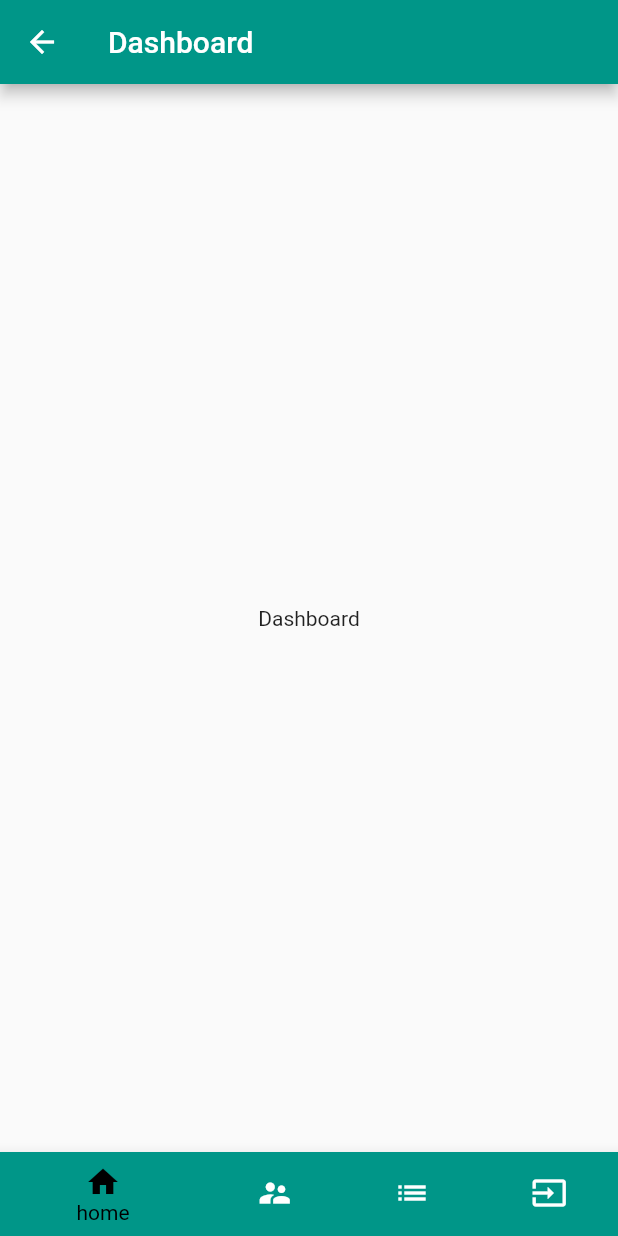
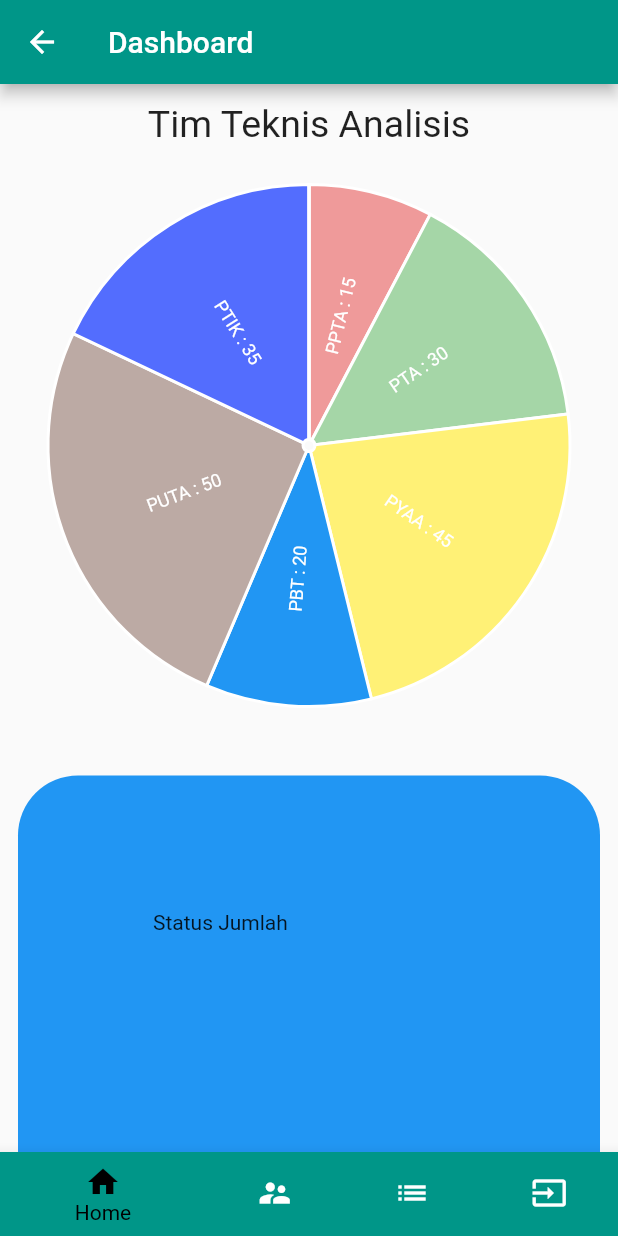
Before and after one commit to imamrmdn/Weekly_Report_BPPT, a Flutter app: the HomePage screen opened by its route, on a phone screen of 412 x 824 dp. Run offline on Flutter 3.47's test engine with Material 2 defaults, Android fonts, the phone set to English and light mode, and no system bars; our stand-ins replace charts_flutter, dio, shared_preferences; missing offline and left inert: dropdownfield; accounts and stored records are empty.

Commit message:
add chart

```diff
--- a/lib/pages/dashboard.page.dart
+++ b/lib/pages/dashboard.page.dart
@@ -1,4 +1,5 @@
 import 'package:flutter/material.dart';
+import 'package:charts_flutter/flutter.dart' as charts;
 
 class DashboardScreen extends StatefulWidget {
   @override
@@ -10,8 +11,127 @@ class DashboardScreen extends StatefulWidget {
 class _DashboardScreenState extends State<DashboardScreen> {
   @override
   Widget build(BuildContext context) {
-    return Center(
-      child: Text('Dashboard'),
+    var data1 = [
+      Timteknis("PPTA", 15, Colors.red[200]),
+      Timteknis("PTA", 30, Colors.green[200]),
+      Timteknis("PYAA", 45, Colors.yellow[300]),
+      Timteknis("PBT", 20, Colors.blue),
+      Timteknis("PUTA", 50, Colors.brown[200]),
+      Timteknis("PTIK", 35, Colors.indigoAccent),
+      Timteknis("PHTA", 0, Colors.cyan),
+      Timteknis("BTIP", 0, Colors.grey)
+    ];
+
+    var data2 = [
+      Status("Pembahasan Awal", 10),
+      Status("Penawaran", 5),
+      Status("Diskusi/Negosiasi", 7),
+      Status("Proses Kontrak", 12),
+      Status("Kontrak", 4),
+      Status("Gagal", 6),
+    ];
+
+    var series1 = [
+      charts.Series(
+          domainFn: (Timteknis timteknis, _) => timteknis.nama,
+          measureFn: (Timteknis timteknis, _) => timteknis.jumlah,
+          colorFn: (Timteknis timteknis, _) => timteknis.color,
+          id: 'Tim Teknis',
+          data: data1,
+          labelAccessorFn: (Timteknis timteknis, _) =>
+              '${timteknis.nama} : ${timteknis.jumlah.toString()}')
+    ];
+
+    var series2 = [
+      charts.Series(
+          domainFn: (Status status, _) => status.nama,
+          measureFn: (Status status, _) => status.jumlah,
+          id: 'Status',
+          data: data2,
+          labelAccessorFn: (Status status, _) =>
+              '${status.nama} : ${status.jumlah.toString()}')
+    ];
+
+    var chartdonut = charts.PieChart(series1,
+        defaultRenderer: charts.ArcRendererConfig(
+          arcRendererDecorators: [
+            charts.ArcLabelDecorator(),
+          ],
+          arcWidth: 170,
+        ),
+        animate: true,
+        animationDuration: Duration(milliseconds: 1100)
+        //untuk bar chart
+        //vertical: false,
+        //barRendererDecorator: charts.BarLabelDecorator<String>/(),
+        //domainAxis: charts.OrdinalAxisSpec(renderSpec: charts.NoneRenderSpec()),
+        );
+
+    var chartbar = charts.BarChart(
+      series2,
+      vertical: false,
+      barRendererDecorator: charts.BarLabelDecorator<String>(),
+      domainAxis: charts.OrdinalAxisSpec(renderSpec: charts.NoneRenderSpec()),
+    );
+    return Scaffold(
+      body: Center(
+        child: SingleChildScrollView(
+          padding: const EdgeInsets.all(12.0),
+          child: Column(
+            children: <Widget>[
+              Text(
+                "Tim Teknis Analisis",
+                style: TextStyle(fontSize: 25),
+              ),
+              SizedBox(
+                height: 400,
+                child: chartdonut,
+              ),
+              SizedBox(
+                height: 20,
+              ),
+              Container(
+                child: Text('Status Jumlah'),
+                padding: EdgeInsets.all(90.0),
+                decoration: BoxDecoration(
+                    shape: BoxShape.rectangle,
+                    color: Colors.blue,
+                    borderRadius: BorderRadius.circular(40)),
+                width: 500,
+                height: 300,
+              ),
+              SizedBox(
+                height: 20,
+              ),
+              Text(
+                "Status Kegiatan Analisis",
+                style: TextStyle(fontSize: 25),
+              ),
+              SizedBox(
+                height: 300,
+                child: chartbar,
+              ),
+            ],
+          ),
+        ),
+      ),
     );
   }
 }
+
+class Timteknis {
+  final String nama;
+  final int jumlah;
+  final charts.Color color;
+
+  Timteknis(this.nama, this.jumlah, Color color)
+      : this.color = charts.Color(
+            r: color.red, g: color.green, b: color.blue, a: color.alpha);
+}
+
+class Status {
+  final String nama;
+  final int jumlah;
+
+  Status(this.nama, this.jumlah);
+}
--- a/lib/pages/home.page.dart
+++ b/lib/pages/home.page.dart
@@ -26,7 +26,7 @@ class _HomePageState extends State<HomePage> {
     },
     {
       'page': ListScreen(),
-      'title': 'List Kegiatan',
+      'title': 'List Kasubid',
     },
   ];
 
@@ -61,7 +61,7 @@ class _HomePageState extends State<HomePage> {
           BottomNavigationBarItem(
             backgroundColor: Theme.of(context).primaryColor,
             icon: Icon(Icons.home),
-            title: Text('home'),
+            title: Text('Home'),
           ),
           BottomNavigationBarItem(
             backgroundColor: Theme.of(context).primaryColor,
@@ -71,7 +71,7 @@ class _HomePageState extends State<HomePage> {
           BottomNavigationBarItem(
             backgroundColor: Theme.of(context).primaryColor,
             icon: Icon(Icons.list),
-            title: Text('list'),
+            title: Text('List Kasubid'),
           ),
           BottomNavigationBarItem(
             backgroundColor: Theme.of(context).primaryColor,
--- a/pubspec.yaml
+++ b/pubspec.yaml
@@ -20,6 +20,9 @@ dependencies:
   flutter:
     sdk: flutter
   dropdownfield: 1.0.0
+  charts_flutter: ^0.8.1
+
+
 
   # The following adds the Cupertino Icons font to your application.
   # Use with the CupertinoIcons class for iOS style icons.
```
Also changed, not shown: pubspec.lock.
